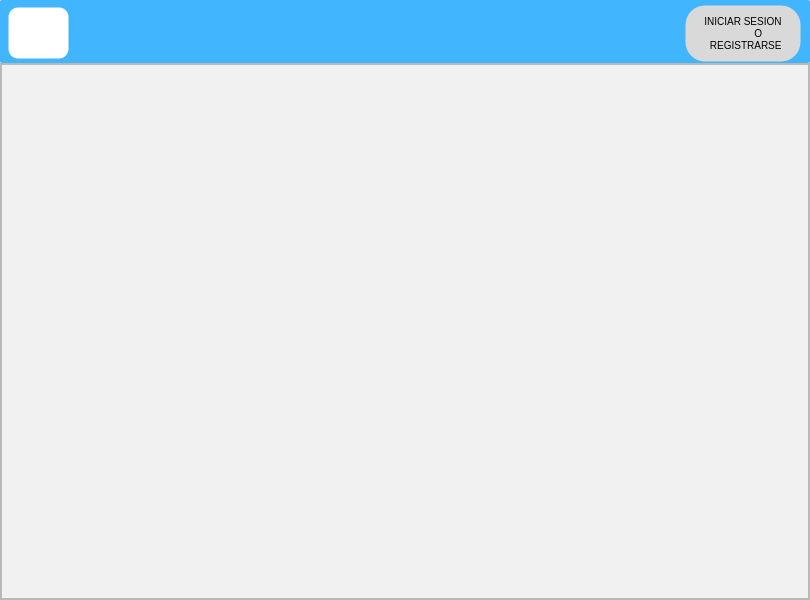
Hrndz16/Simes, file ui_files/mainwindow.ui: the form before one commit.
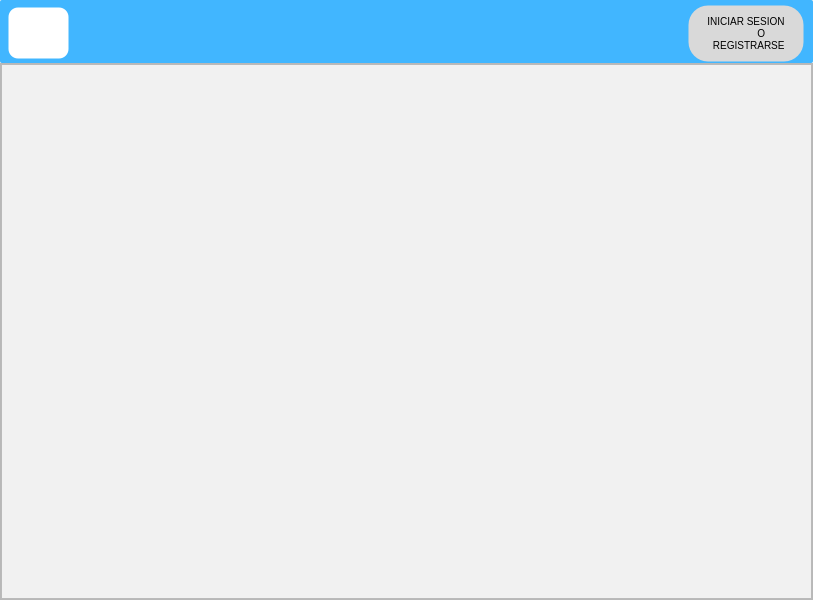
The form after the commit. The open tabs and pages were chosen to show the change. Icons and pictures are not drawn.

```diff
--- a/ui_files/mainwindow.ui
+++ b/ui_files/mainwindow.ui
@@ -12,7 +12,7 @@
    <rect>
     <x>0</x>
     <y>0</y>
-    <width>810</width>
+    <width>813</width>
     <height>600</height>
    </rect>
   </property>
@@ -146,6 +146,7 @@
          <property name="font">
           <font>
            <pointsize>-1</pointsize>
+           <weight>50</weight>
            <bold>false</bold>
           </font>
          </property>
@@ -1372,15 +1373,29 @@
                <rect>
                 <x>0</x>
                 <y>0</y>
-                <width>798</width>
-                <height>528</height>
+                <width>809</width>
+                <height>530</height>
                </rect>
               </property>
               <property name="styleSheet">
                <string notr="true">background-color: rgb(241, 241, 241);
 alternate-background-color: rgb(255, 162, 115);</string>
               </property>
-              <layout class="QVBoxLayout" name="verticalLayout_5"/>
+              <layout class="QVBoxLayout" name="verticalLayout_5">
+               <item>
+                <spacer name="verticalSpacer_12">
+                 <property name="orientation">
+                  <enum>Qt::Vertical</enum>
+                 </property>
+                 <property name="sizeHint" stdset="0">
+                  <size>
+                   <width>20</width>
+                   <height>40</height>
+                  </size>
+                 </property>
+                </spacer>
+               </item>
+              </layout>
              </widget>
             </widget>
            </item>
```
Left out of the diff: 17 changed lines with no effect on the pictures.
